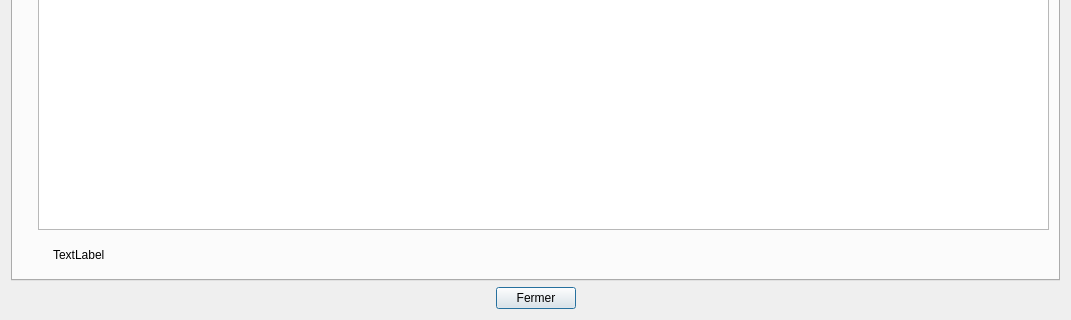
Above: gui/v1_tablesData.ui from DaydreAming10Ys/cebd-theatre-2021 before the change; both pictures show x 0 to 1071 and y 279 to 599 of the 1071 by 599 pixel window. Below: the same form after it.
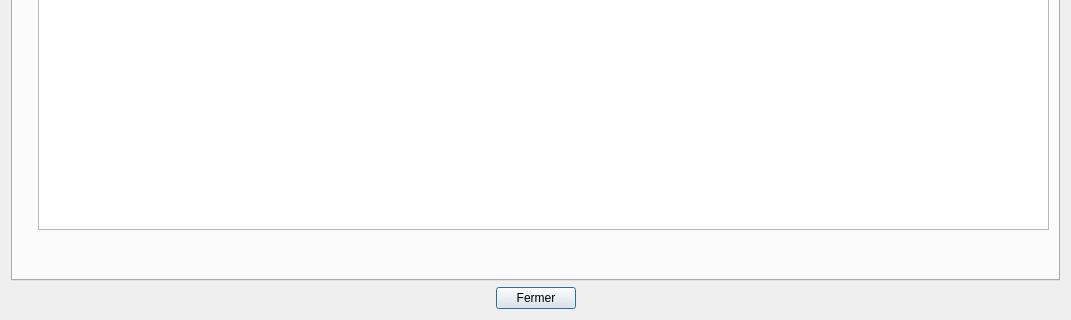
That is the form after the change. The open tabs and pages were chosen to show the change.

Commit message: changer combobox pour fct_comp_1

Diff of the .ui file:
```diff
--- a/gui/v1_tablesData.ui
+++ b/gui/v1_tablesData.ui
@@ -492,7 +492,7 @@
         </rect>
        </property>
        <property name="text">
-        <string>TextLabel</string>
+        <string/>
        </property>
       </widget>
      </widget>
```
Left out of the diff: 8 changed lines with no effect on the pictures. The commit also changes 2 other files.
